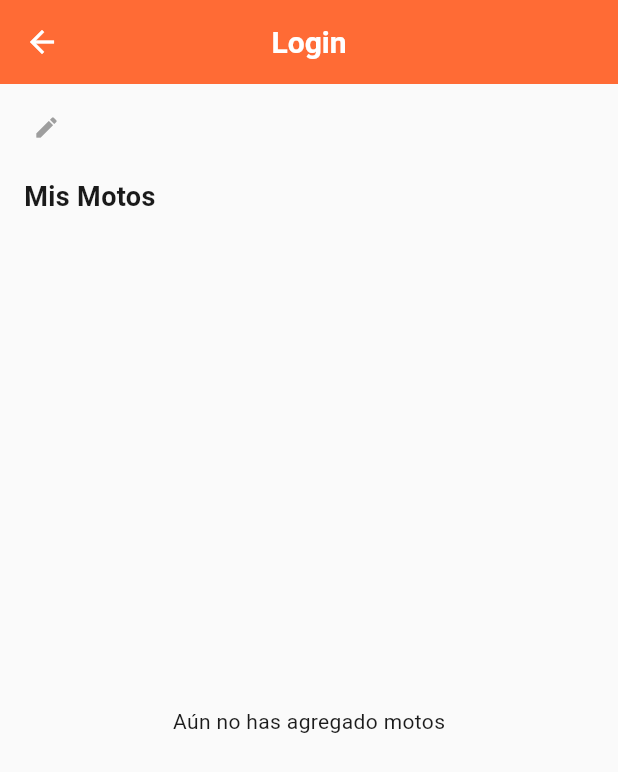
After one commit to jonnattanChoque/bikers_app, a Flutter app: the ProfilePage screen opened by its route, on a phone screen of 412 x 824 dp. The commit adds this screen. Shown: the top 772 px of the screen. Run offline on Flutter 3.47's test engine with Material 3 defaults, Android fonts, the phone set to English and light mode, and no system bars; our stand-ins replace cloud_firestore, firebase_auth, firebase_core, google_sign_in, hive, hive_flutter and 2 more; accounts and stored records are empty.

Commit message:
Add profile page

```diff
--- a/lib/app.dart
+++ b/lib/app.dart
@@ -1,6 +1,7 @@
 import 'package:bikers_app/app_routes.dart';
 import 'package:bikers_app/core/theme/app_themes.dart';
 import 'package:bikers_app/features/home/presentation/pages/home_page.dart';
+import 'package:bikers_app/features/profile/presentation/pages/profile_page.dart';
 import 'package:bikers_app/features/splash/presentation/pages/splash_page.dart';
 import 'package:flutter/material.dart';
 import 'package:provider/provider.dart';
@@ -8,6 +9,9 @@ import 'package:bikers_app/core/provider/theme_provider.dart';
 import 'features/auth/presentation/pages/login_page.dart';
 
 final GlobalKey<ScaffoldMessengerState> rootScaffoldMessengerKey = GlobalKey<ScaffoldMessengerState>();
+class AppSession {
+  static bool isBiometricValidated = false;
+}
 
 class MyApp extends StatelessWidget {
   const MyApp({super.key});
@@ -25,11 +29,14 @@ class MyApp extends StatelessWidget {
               : themeProvider.themeMode,
       theme: AppTheme.lightTheme,
       darkTheme: AppTheme.darkTheme,
-      initialRoute: AppRoutes.splash,
+      initialRoute: AppSession.isBiometricValidated
+          ? AppRoutes.home
+          : AppRoutes.splash,
       routes: {
         AppRoutes.splash: (_) => const SplashPage(),
         AppRoutes.home: (_) => const HomePage(),
         AppRoutes.login: (_) => LoginPage(),
+        AppRoutes.profile: (_) => ProfilePage(),
       },
       onUnknownRoute: (settings) =>
           MaterialPageRoute(builder: (_) => LoginPage()),
--- a/lib/app_routes.dart
+++ b/lib/app_routes.dart
@@ -2,4 +2,5 @@ class AppRoutes {
   static const splash = '/splash';
   static const home = '/home';
   static const login = '/login';
+  static const profile = '/profile';
 }
--- a/lib/core/i18n/strings.dart
+++ b/lib/core/i18n/strings.dart
@@ -53,7 +53,12 @@ class Strings {
       "home_title": "Home",
       "home_toggle_theme": "Toggle Theme",
       "home_logout": "Logout",
-      "home_side_biometric": "Use biometrics"
+      "home_side_biometric": "Use biometrics",
+
+      // Profile Page
+      "profile_bottom_title": "Profile 👤",
+      "profile_title": "Perfil",
+      "profile_update_username": "Nombre actulalizado",
     },
     "es": {
       // Login Page
@@ -94,7 +99,12 @@ class Strings {
       "home_title": "Inicio",
       "home_toggle_theme": "Cambiar tema",
       "home_logout": "Cerrar sesión",
-      "home_side_biometric": "Usar biometría"
+      "home_side_biometric": "Usar biometría",
+
+      // Profile Page
+      "profile_bottom_title": "perfil 👤",
+      "profile_title": "Profile",
+      "profile_update_username": "Username updated",
     }
   };
 
@@ -148,3 +158,9 @@ class HomeStrings {
   static String get sideLogout => Strings.of("home_logout");
   static String get sideBiometric => Strings.of("home_side_biometric");
 }
+
+class ProfileStrings {
+  static String get bottomTitle => Strings.of("profile_bottom_title");
+  static String get title => Strings.of("profile_title");
+  static String get updateUsername => Strings.of("profile_update_username");
+}
--- a/lib/core/ui/viewmodels/view_message.dart
+++ b/lib/core/ui/viewmodels/view_message.dart
@@ -1,7 +1,7 @@
 import 'package:bikers_app/core/ui/helpers/custom_snackbar.dart';
 import 'package:flutter/material.dart';
 
-enum MessageFlowType { login, register, forget }
+enum MessageFlowType { login, register, forget, profile }
 
 class ViewMessage {
   final String text;
--- /dev/null
+++ b/lib/core/ui/widgets/editable_label.dart
@@ -0,0 +1,138 @@
+import 'package:flutter/material.dart';
+
+/// EditableLabel is a widget that shows a text label and turns into
+/// a TextField when tapped, allowing inline editing.
+/// By default, losing focus will cancel the edit (no save).
+/// Set saveOnLoseFocus = true if you want to save when the field loses focus.
+class EditableLabel extends StatefulWidget {
+  final String initialValue;
+  final ValueChanged<String> onChanged;
+  final TextStyle? textStyle;
+  final InputDecoration? inputDecoration;
+  final bool saveOnLoseFocus; // if true, save on losing focus; default false
+
+  const EditableLabel({
+    super.key,
+    required this.initialValue,
+    required this.onChanged,
+    this.textStyle,
+    this.inputDecoration,
+    this.saveOnLoseFocus = false,
+  });
+
+  @override
+  State<EditableLabel> createState() => _EditableLabelState();
+}
+
+class _EditableLabelState extends State<EditableLabel> {
+  late final TextEditingController _controller;
+  bool _isEditing = false;
+  final FocusNode _focusNode = FocusNode();
+
+  @override
+  void initState() {
+    super.initState();
+    _controller = TextEditingController(text: widget.initialValue);
+
+    // Listen for focus changes: if we lose focus while editing, either save or cancel
+    _focusNode.addListener(() {
+      if (!_focusNode.hasFocus && _isEditing) {
+        if (widget.saveOnLoseFocus) {
+          _stopEditingAndSave();
+        } else {
+          _cancelEditing();
+        }
+      }
+    });
+  }
+
+  @override
+  void didUpdateWidget(covariant EditableLabel oldWidget) {
+    super.didUpdateWidget(oldWidget);
+    // If the external initialValue changed and we're not editing, update controller
+    if (oldWidget.initialValue != widget.initialValue && !_isEditing) {
+      _controller.text = widget.initialValue;
+    }
+  }
+
+  @override
+  void dispose() {
+    _controller.dispose();
+    _focusNode.dispose();
+    super.dispose();
+  }
+
+  void _startEditing() {
+    setState(() => _isEditing = true);
+    WidgetsBinding.instance.addPostFrameCallback((_) {
+      _focusNode.requestFocus();
+      _controller.selection = TextSelection(
+        baseOffset: 0,
+        extentOffset: _controller.text.length,
+      );
+    });
+  }
+
+  void _stopEditingAndSave() {
+    setState(() => _isEditing = false);
+    final newValue = _controller.text.trim();
+    if (newValue.isNotEmpty && newValue != widget.initialValue) {
+      widget.onChanged(newValue);
+    } else {
+      // reset to initial value if empty or unchanged
+      _controller.text = widget.initialValue;
+    }
+  }
+
+  void _cancelEditing() {
+    setState(() => _isEditing = false);
+    // discard changes and reset text
+    _controller.text = widget.initialValue;
+  }
+
+  @override
+  Widget build(BuildContext context) {
+    return GestureDetector(
+      // Tapping the label enters edit mode
+      onTap: () {
+        if (!_isEditing) _startEditing();
+      },
+      child: _isEditing
+          ? TextField(
+              controller: _controller,
+              focusNode: _focusNode,
+              onSubmitted: (_) => _stopEditingAndSave(),
+              decoration: (widget.inputDecoration ??
+                      const InputDecoration(
+                        isDense: true,
+                        contentPadding:
+                            EdgeInsets.symmetric(vertical: 8, horizontal: 12),
+                        border: OutlineInputBorder(),
+                      ))
+                  .copyWith(
+                // Save icon at the end of the TextField
+                suffixIcon: IconButton(
+                  icon: const Icon(Icons.check),
+                  onPressed: _stopEditingAndSave,
+                ),
+              ),
+              autofocus: true,
+            )
+          : Row(
+              mainAxisSize: MainAxisSize.min,
+              children: [
+                Text(
+                  _controller.text,
+                  style: widget.textStyle ??
+                      const TextStyle(
+                        fontSize: 18,
+                        fontWeight: FontWeight.w600,
+                      ),
+                ),
+                const SizedBox(width: 6),
+                const Icon(Icons.edit, size: 18, color: Colors.grey),
+              ],
+            ),
+    );
+  }
+}
--- /dev/null
+++ b/lib/features/profile/domain/entities/vehicle_model.dart
@@ -0,0 +1,79 @@
+import 'package:bikers_app/features/profile/domain/entities/vehicle_type.dart';
+
+class VehicleModel {
+  final String id;
+  final VehicleType type;
+  final String name;      // Marca (Honda, Yamaha…)
+  final String model;     // Modelo (CBR 500…)
+  final String plate;     // Placa
+  final int cc;           // Cilindraje
+  final int year;         // Año de la moto
+  final String color;     // Color
+  final bool isPrimary;   // Indicador si es la moto principal
+
+  const VehicleModel({
+    required this.id,
+    required this.type,
+    required this.name,
+    required this.model,
+    required this.plate,
+    required this.cc,
+    required this.year,
+    required this.color,
+    required this.isPrimary
+  });
+
+  factory VehicleModel.fromJson(Map<String, dynamic> json, String id) {
+    return VehicleModel(
+      id: id,
+      type: VehicleType.fromValue((json['type'] as num?)?.toInt() ?? 0),
+      name: json['name'] as String? ?? '',
+      model: json['model'] as String? ?? '',
+      plate: json['plate'] as String? ?? '',
+      cc: (json['cc'] as num?)?.toInt() ?? 0,
+      year: (json['year'] as num?)?.toInt() ?? 0,
+      color: json['color'] as String? ?? '',
+      isPrimary: json['isPrimary'] as bool? ?? false
+    );
+  }
+
+  /// Convert instance to JSON by Firestore
+  Map<String, dynamic> toJson() {
+    return {
+      'name': name,
+      'type': type.value,
+      'model': model,
+      'plate': plate,
+      'cc': cc,
+      'year': year,
+      'color': color,
+      'isPrimary': isPrimary,
+    };
+  }
+
+  VehicleModel copyWith({
+    String? id,
+    VehicleType? type,
+    String? name,
+    String? model,
+    String? plate,
+    int? cc,
+    int? year,
+    String? color,
+    bool? isPrimary,
+    DateTime? createdAt,
+    DateTime? updatedAt
+  }) {
+    return VehicleModel(
+      id: id ?? this.id,
+      type: type ?? this.type,
+      name: name ?? this.name,
+      model: model ?? this.model,
+      plate: plate ?? this.plate,
+      cc: cc ?? this.cc,
+      year: year ?? this.year,
+      color: color ?? this.color,
+      isPrimary: isPrimary ?? this.isPrimary
+    );
+  }
+}
--- /dev/null
+++ b/lib/features/profile/domain/entities/vehicle_type.dart
@@ -0,0 +1,15 @@
+enum VehicleType {
+  car(1),
+  bike(2);
+
+  final int value;
+  const VehicleType(this.value);
+
+  // Convert from int to enum
+  static VehicleType fromValue(int value) {
+    return VehicleType.values.firstWhere(
+      (e) => e.value == value,
+      orElse: () => VehicleType.bike, // default fallback
+    );
+  }
+}
--- /dev/null
+++ b/lib/features/profile/domain/usecases/add_bike_usecase.dart
@@ -0,0 +1,12 @@
+import 'package:bikers_app/features/profile/domain/repository/profile_repository.dart';
+import '../entities/vehicle_model.dart';
+
+class AddBikeUsecase {
+  final ProfileRepository repository;
+
+  const AddBikeUsecase(this.repository);
+
+  Future<void> call(VehicleModel bike) async {
+    await repository.addBike(bike);
+  }
+}
--- /dev/null
+++ b/lib/features/profile/domain/usecases/get_bike_usecase.dart
@@ -0,0 +1,12 @@
+import 'package:bikers_app/features/profile/domain/repository/profile_repository.dart';
+import '../entities/vehicle_model.dart';
+
+class GetBikesUsecase {
+  final ProfileRepository repository;
+
+  const GetBikesUsecase(this.repository);
+
+  Future<List<VehicleModel>> call() async {
+    return await repository.getBikes();
+  }
+}
--- /dev/null
+++ b/lib/features/profile/domain/usecases/update_username_usecase.dart
@@ -0,0 +1,11 @@
+import 'package:bikers_app/features/profile/domain/repository/profile_repository.dart';
+
+class UpdateUsernameUsecase {
+  final ProfileRepository repository;
+
+  const UpdateUsernameUsecase(this.repository);
+
+  Future<void> call(username) async {
+    return await repository.updateUsername(username);
+  }
+}
--- /dev/null
+++ b/lib/features/profile/presentation/pages/profile_page.dart
@@ -0,0 +1,117 @@
+import 'package:bikers_app/core/ui/helpers/custom_snackbar.dart';
+import 'package:bikers_app/core/ui/viewmodels/view_message.dart';
+import 'package:bikers_app/core/ui/widgets/editable_label.dart';
+import 'package:bikers_app/features/profile/domain/entities/vehicle_model.dart';
+import 'package:flutter/material.dart';
+import 'package:provider/provider.dart';
+import '../viewmodels/profile_viewmodel.dart';
+
+class ProfilePage extends StatelessWidget {
+  const ProfilePage({super.key});
+
+  @override
+  Widget build(BuildContext context) {
+    final viewModel = context.watch<ProfileViewModel>();
+
+    return ChangeNotifierProvider<ProfileViewModel>.value(
+      value: viewModel,
+      child: Consumer<ProfileViewModel>(
+        builder: (context, vm, _) {
+          WidgetsBinding.instance.addPostFrameCallback((_) {
+            if (vm.message != null && vm.message?.flowType == MessageFlowType.profile) {
+              CustomSnackBar.show(
+                context,
+                message: vm.message!.text,
+                type: vm.message!.type,
+                icon: vm.message!.icon,
+                top: false
+              );
+              vm.clearMessage();
+            }
+          });
+
+          return GestureDetector(
+            onTap: () {
+              FocusScopeNode currentFocus = FocusScope.of(context);
+              if (!currentFocus.hasPrimaryFocus && currentFocus.focusedChild != null) {
+                currentFocus.focusedChild!.unfocus();
+              }
+            },
+            child: Scaffold(
+              appBar: AppBar(title: Text('Login')),
+              body: Stack(
+                children: [
+                  GestureDetector(
+                    behavior: HitTestBehavior.translucent, // ensure taps on empty areas are detected
+                    onTap: () {
+                      // Unfocus any focused TextField in the page
+                      FocusScope.of(context).unfocus();
+                    },
+                    child: Padding(
+                      padding: const EdgeInsets.all(16.0),
+                      child: Column(
+                        crossAxisAlignment: CrossAxisAlignment.start,
+                        children: [
+                          EditableLabel(
+                            initialValue: viewModel.nickname ?? '',
+                            onChanged: (newName) {
+                              viewModel.updateUsername(newName);
+                            },
+                          ),
+
+                          const SizedBox(height: 20),
+
+                          const Text(
+                            "Mis Motos",
+                            style: TextStyle(fontSize: 18, fontWeight: FontWeight.w600),
+                          ),
+
+                          const SizedBox(height: 10),
+
+                          // Lista de motos
+                          Expanded(
+                            child: viewModel.bikes.isEmpty
+                                ? const Center(child: Text("Aún no has agregado motos"))
+                                : ListView.builder(
+                                    itemCount: viewModel.bikes.length,
+                                    itemBuilder: (context, index) {
+                                      final VehicleModel bike = viewModel.bikes[index];
+                                      return Card(
+                                        child: ListTile(
+                                          title: Text(bike.name),
+                                          subtitle: Text(
+                                              "${bike.cc}cc - ${bike.year}"),
+                                          trailing: IconButton(
+                                            icon: const Icon(Icons.edit),
+                                            onPressed: () {
+                                              // Navegar a editar moto
+                                              // TODO: implementar
+                                            },
+                                          ),
+                                        ),
+                                      );
+                                    },
+                                  ),
+                          ),
+                        ],
+                      ),
+                    ),
+                  ),
+                  if (vm.isLoading)
+                  Positioned.fill(
+                    child: Container(
+                      color: Theme.of(context).colorScheme.surfaceContainer.withAlpha(8),
+                      child: Center(
+                        child: CircularProgressIndicator(),
+                      ),
+                    ),
+                  ),
+                ]
+              ),
+            ),
+          );
+        },
+      ),
+    );
+  }
+}
--- /dev/null
+++ b/lib/features/profile/presentation/viewmodels/profile_viewmodel.dart
@@ -0,0 +1,102 @@
+import 'package:bikers_app/core/i18n/strings.dart';
+import 'package:bikers_app/core/ui/helpers/custom_snackbar.dart';
+import 'package:bikers_app/core/ui/viewmodels/view_message.dart';
+import 'package:bikers_app/features/auth/domain/entities/user.dart';
+import 'package:bikers_app/features/profile/domain/entities/vehicle_model.dart';
+import 'package:bikers_app/features/profile/domain/usecases/add_bike_usecase.dart';
+import 'package:bikers_app/features/profile/domain/usecases/get_bike_usecase.dart';
+import 'package:bikers_app/features/profile/domain/usecases/update_username_usecase.dart';
+import 'package:flutter/foundation.dart';
+import 'package:flutter/material.dart';
+
+class ProfileViewModel extends ChangeNotifier {
+  final AddBikeUsecase _addBike;
+  final GetBikesUsecase _getBikes;
+  final UpdateUsernameUsecase _updateUsername;
+
+  User? user;
+  List<VehicleModel> _bikes = [];
+  bool _isLoading = false;
+
+  ProfileViewModel({
+    required AddBikeUsecase addBike,
+    required GetBikesUsecase getBikes,
+    required UpdateUsernameUsecase updateUsername,
+    required this.user,
+  })  : _addBike = addBike,
+        _getBikes = getBikes,
+        _updateUsername = updateUsername {
+    _loadUserData();
+    _loadBikes();
+  }
+
+  String? nickname;
+  List<VehicleModel> get bikes => _bikes;
+  bool get isLoading => _isLoading;
+  ViewMessage? _message;
+  ViewMessage? get message => _message;
+
+  Future<void> _loadUserData() async {
+    nickname = user?.name;
+    notifyListeners();
+  }
+
+  Future<void> _loadBikes() async {
+    _setLoading(true);
+    try {
+      _bikes = await _getBikes();
+    } catch (e) {
+      // TODO: add error
+    } finally {
+      _setLoading(false);
+    }
+  }
+
+  Future<void> addBike(VehicleModel bike) async {
+    _setLoading(true);
+    try {
+      await _addBike(bike);
+      _bikes = await _getBikes();
+    } catch (e) {
+      // TODO: add error
+    } finally {
+      _setLoading(false);
+    }
+  }
+
+  Future<void> updateUsername(String username) async {
+    _setLoading(true);
+    try {
+      await _updateUsername(username);
+      showMessage(ViewMessage(
+        text: ProfileStrings.updateUsername,
+        type: MessageType.success,
+        icon: Icons.check_circle,
+        flowType: MessageFlowType.profile
+      ));
+    } catch (e) {
+      showMessage(ViewMessage(
+        text: 'Error: ${e.toString()}',
+        type: MessageType.error,
+        icon: Icons.error,
+        flowType: MessageFlowType.profile
+      ));
+    } finally {
+      _setLoading(false);
+    }
+  }
+
+  void showMessage(ViewMessage message) {
+    _message = message;
+    notifyListeners();
+  }
+
+  void clearMessage() {
+    _message = null;
+  }
+
+  void _setLoading(bool value) {
+    _isLoading = value;
+    notifyListeners();
+  }
+}
--- a/lib/features/splash/presentation/pages/splash_page.dart
+++ b/lib/features/splash/presentation/pages/splash_page.dart
@@ -1,3 +1,4 @@
+import 'package:bikers_app/app.dart';
 import 'package:bikers_app/app_routes.dart';
 import 'package:bikers_app/features/splash/presentation/viewmodels/splash_view_model.dart';
 import 'package:flutter/material.dart';
@@ -22,6 +23,7 @@ class _SplashPageState extends State<SplashPage> {
         if (auth.state != SplashState.loading) {
           WidgetsBinding.instance.addPostFrameCallback((_) {
             if (auth.state == SplashState.authenticated) {
+              AppSession.isBiometricValidated = true;
               Navigator.of(context).pushReplacementNamed(AppRoutes.home);
             } else {
               Navigator.of(context).pushReplacementNamed(AppRoutes.login);
```
Also changed, not shown: lib/core/services/firebase_auth_service.dart (+0 -14 lines), lib/core/services/firebase_user_service.dart (added, +71 -0 lines), lib/features/home/presentation/widgets/side_bar.dart (+7 -4 lines), lib/features/profile/data/repositories/profile_repository_impl.dart (added, +43 -0 lines), lib/features/profile/domain/repository/profile_repository.dart (added, +7 -0 lines), lib/features/splash/presentation/viewmodels/splash_view_model.dart (+9 -10 lines), lib/main.dart (+32 -0 lines).
